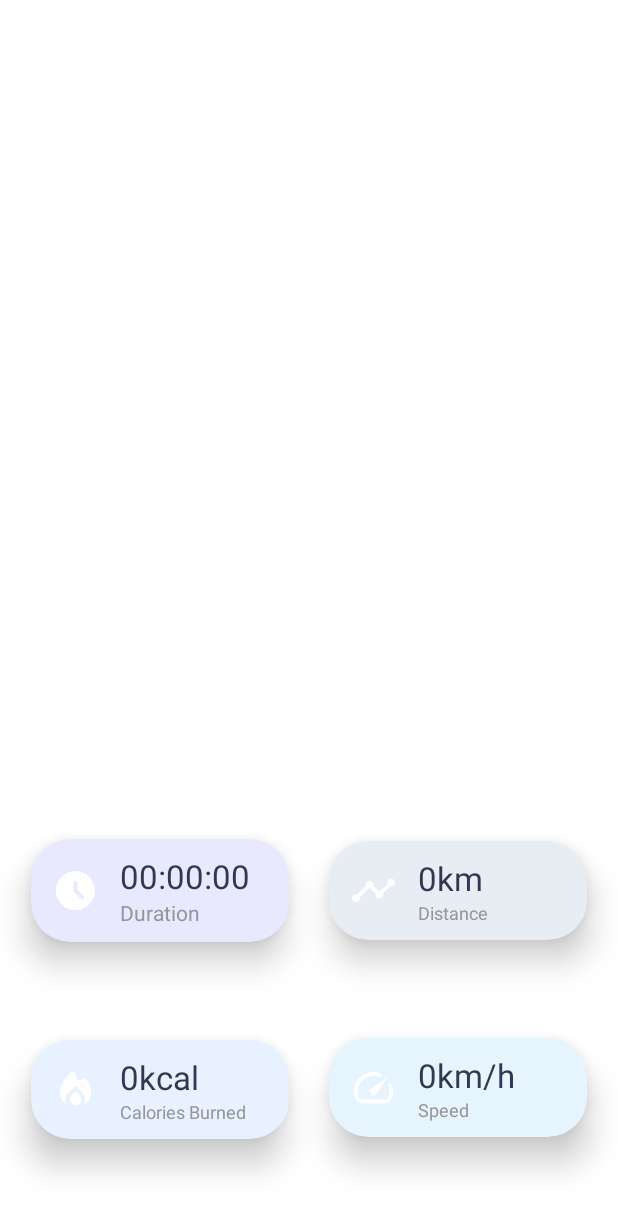
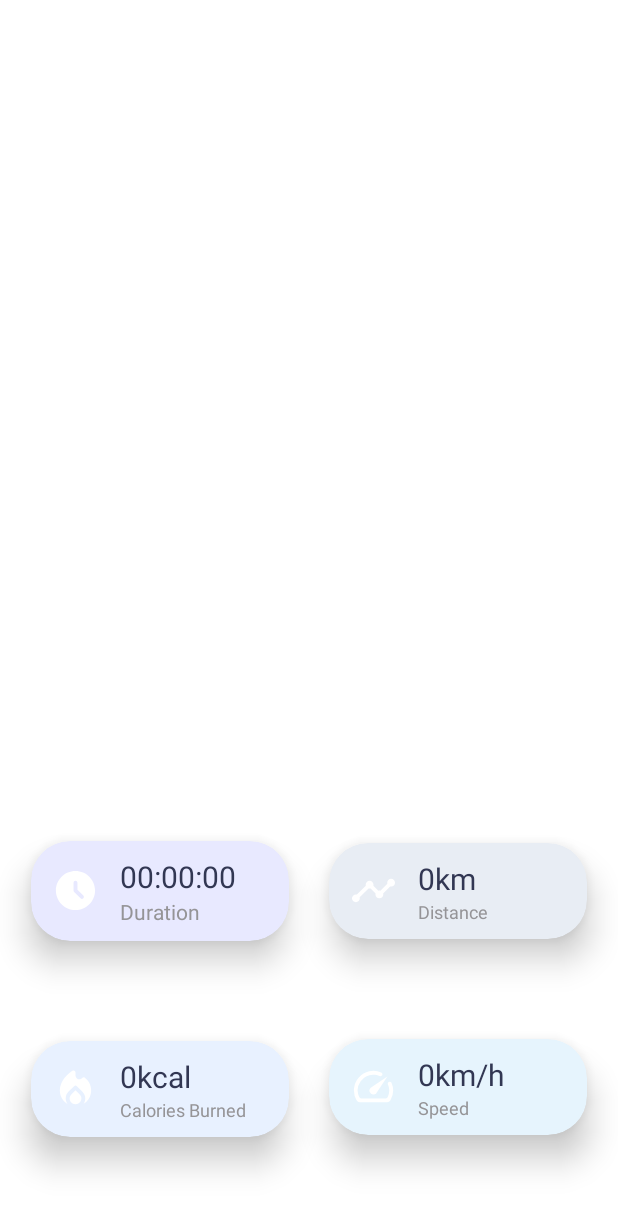
Before and after one commit to itsurravi/Running_Track, an Android app: the RunDetailFragment screen opened through its navigation route, on a phone screen of 412 x 824 dp. Shown: the top 1213 px of the screen. Run offline under Robolectric (Android 15) with nearby library versions, the phone set to English and light mode, and no system bars; our stand-ins replace Dagger/Hilt's generated code, navigation-ui, sdp/ssp sizes; libraries missing offline, so code that uses them is left out: pub.devrel.easypermissions; 2 statements that could not run were skipped.

Commit message:
Code Fixing

```diff
--- a/app/src/main/res/layout/fragment_run_detail.xml
+++ b/app/src/main/res/layout/fragment_run_detail.xml
@@ -58,7 +58,7 @@
                     android:layout_height="wrap_content"
                     android:text="@string/default_time"
                     android:textColor="@color/lightTextPrimary"
-                    android:textSize="22sp"
+                    android:textSize="20sp"
                     app:layout_constraintBottom_toTopOf="@+id/tvTotalTimeInfo" />
 
                 <com.google.android.material.textview.MaterialTextView
@@ -112,7 +112,7 @@
                     android:layout_height="wrap_content"
                     android:text="@string/default_calories"
                     android:textColor="@color/lightTextPrimary"
-                    android:textSize="22sp"
+                    android:textSize="20sp"
                     app:layout_constraintBottom_toTopOf="@+id/tvTotalCaloriesInfo" />
 
                 <com.google.android.material.textview.MaterialTextView
@@ -167,7 +167,7 @@
                     android:layout_height="wrap_content"
                     android:text="@string/default_distance"
                     android:textColor="@color/lightTextPrimary"
-                    android:textSize="22sp" />
+                    android:textSize="20sp" />
 
                 <com.google.android.material.textview.MaterialTextView
                     android:id="@+id/tvTotalDistanceInfo"
@@ -221,7 +221,7 @@
                     android:layout_height="wrap_content"
                     android:text="@string/default_speed"
                     android:textColor="@color/lightTextPrimary"
-                    android:textSize="22sp"
+                    android:textSize="20sp"
                     app:layout_constraintBottom_toTopOf="@+id/tvAverageSpeedInfo" />
 
 
```
Also changed, not shown: app/src/main/java/com/ravisharma/runningtrack/ui/fragments/RunFragment.kt (+6 -4 lines), app/src/main/res/layout/fragment_statistics.xml (+4 -4 lines).
